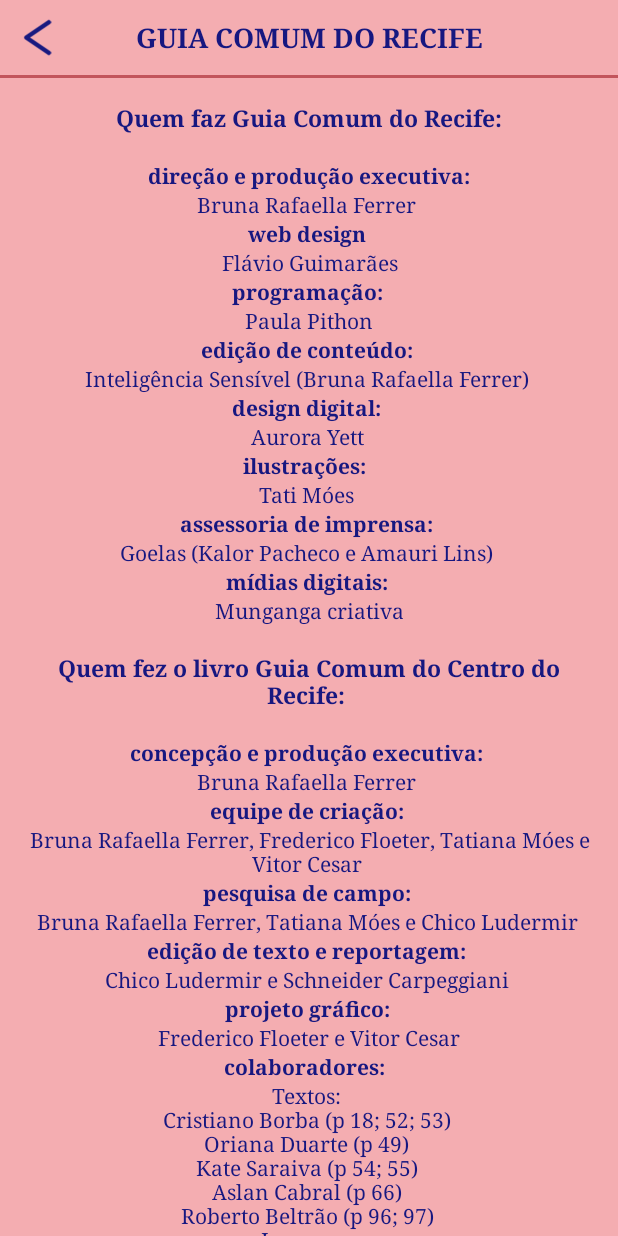
After one commit to paulapithon/GuiaComum, an Android app: the CreditosActivity screen opened directly, with no data from a screen before it, on a phone screen of 412 x 824 dp. The commit adds this screen. Run offline under Robolectric (Android 15) with nearby library versions, the phone set to English and light mode, and no system bars; our stand-ins replace ButterKnife.

Commit message:
Adicionar tela de créditos

```diff
--- /dev/null
+++ b/app/src/main/java/com/gov/guia/guiacomumdorecife/view/CreditosActivity.java
@@ -0,0 +1,22 @@
+package com.gov.guia.guiacomumdorecife.view;
+
+import android.support.v7.app.AppCompatActivity;
+import android.os.Bundle;
+
+import com.gov.guia.guiacomumdorecife.R;
+
+import butterknife.OnClick;
+
+public class CreditosActivity extends AppCompatActivity {
+
+    @Override
+    protected void onCreate(Bundle savedInstanceState) {
+        super.onCreate(savedInstanceState);
+        setContentView(R.layout.activity_creditos);
+    }
+
+    @OnClick(R.id.btn_voltar)
+    public void onBack () {
+        onBackPressed();
+    }
+}
--- a/app/src/main/java/com/gov/guia/guiacomumdorecife/view/MenuInicialActivity.java
+++ b/app/src/main/java/com/gov/guia/guiacomumdorecife/view/MenuInicialActivity.java
@@ -76,4 +76,9 @@
         return true;
     }
 
+    @OnClick(R.id.btn_creditos)
+    public void onCreditos () {
+        startActivity(new Intent(this, CreditosActivity.class));
+    }
+
 }
--- /dev/null
+++ b/app/src/main/res/layout/activity_creditos.xml
@@ -0,0 +1,377 @@
+<?xml version="1.0" encoding="utf-8"?>
+<android.support.constraint.ConstraintLayout xmlns:android="http://schemas.android.com/apk/res/android"
+    xmlns:app="http://schemas.android.com/apk/res-auto"
+    xmlns:tools="http://schemas.android.com/tools"
+    android:layout_width="match_parent"
+    android:layout_height="match_parent"
+    android:background="@color/rosa_claro"
+    tools:context="com.gov.guia.guiacomumdorecife.view.CreditosActivity">
+
+    <include
+        android:id="@+id/include2"
+        layout="@layout/cabecalho"
+        android:layout_width="0dp"
+        android:layout_height="wrap_content"
+        app:layout_constraintBottom_toBottomOf="parent"
+        app:layout_constraintEnd_toEndOf="parent"
+        app:layout_constraintStart_toStartOf="parent"
+        app:layout_constraintTop_toTopOf="parent"
+        app:layout_constraintVertical_bias="0.0" />
+
+    <ScrollView
+        android:layout_width="0dp"
+        android:layout_height="0dp"
+        android:layout_marginEnd="16dp"
+        android:layout_marginStart="16dp"
+        android:layout_marginTop="50dp"
+        app:layout_constraintBottom_toBottomOf="parent"
+        app:layout_constraintEnd_toEndOf="parent"
+        app:layout_constraintHorizontal_bias="0.0"
+        app:layout_constraintStart_toStartOf="parent"
+        app:layout_constraintTop_toTopOf="parent"
+        android:scrollbars="none">
+
+        <LinearLayout
+            android:layout_width="match_parent"
+            android:layout_height="wrap_content"
+            android:orientation="vertical">
+
+            <TextView
+                android:id="@+id/textView"
+                android:layout_width="match_parent"
+                android:layout_height="wrap_content"
+                android:fontFamily="serif"
+                android:text="\nQuem faz Guia Comum do Recife:\n"
+                android:textAlignment="center"
+                android:textColor="@color/azul_marinho"
+                android:textSize="15sp"
+                android:textStyle="bold" />
+
+            <TextView
+                android:id="@+id/textView2"
+                android:layout_width="match_parent"
+                android:layout_height="wrap_content"
+                android:fontFamily="serif"
+                android:text="direção e produção executiva:"
+                android:textAlignment="center"
+                android:textColor="@color/azul_marinho"
+                android:textStyle="bold" />
+
+            <TextView
+                android:id="@+id/textView6"
+                android:layout_width="match_parent"
+                android:layout_height="wrap_content"
+                android:fontFamily="serif"
+                android:text="Bruna Rafaella Ferrer "
+                android:textAlignment="center"
+                android:textColor="@color/azul_marinho" />
+
+            <TextView
+                android:id="@+id/textView7"
+                android:layout_width="match_parent"
+                android:layout_height="wrap_content"
+                android:fontFamily="serif"
+                android:text="web design "
+                android:textAlignment="center"
+                android:textColor="@color/azul_marinho"
+                android:textStyle="bold" />
+
+            <TextView
+                android:id="@+id/textView8"
+                android:layout_width="match_parent"
+                android:layout_height="wrap_content"
+                android:fontFamily="serif"
+                android:text="Flávio Guimarães"
+                android:textAlignment="center"
+                android:textColor="@color/azul_marinho" />
+
+            <TextView
+                android:id="@+id/textView16"
+                android:layout_width="match_parent"
+                android:layout_height="wrap_content"
+                android:fontFamily="serif"
+                android:text="programação: "
+                android:textAlignment="center"
+                android:textColor="@color/azul_marinho"
+                android:textStyle="bold" />
+
+            <TextView
+                android:id="@+id/textView17"
+                android:layout_width="match_parent"
+                android:layout_height="wrap_content"
+                android:fontFamily="serif"
+                android:text="Paula Pithon"
+                android:textAlignment="center"
+                android:textColor="@color/azul_marinho" />
+
+            <TextView
+                android:id="@+id/textView15"
+                android:layout_width="match_parent"
+                android:layout_height="wrap_content"
+                android:fontFamily="serif"
+                android:text="edição de conteúdo: "
+                android:textAlignment="center"
+                android:textColor="@color/azul_marinho"
+                android:textStyle="bold" />
+
+            <TextView
+                android:id="@+id/textView14"
+                android:layout_width="match_parent"
+                android:layout_height="wrap_content"
+                android:fontFamily="serif"
+                android:text="Inteligência Sensível (Bruna Rafaella Ferrer) "
+                android:textAlignment="center"
+                android:textColor="@color/azul_marinho" />
+
+            <TextView
+                android:id="@+id/textView13"
+                android:layout_width="match_parent"
+                android:layout_height="wrap_content"
+                android:fontFamily="serif"
+                android:text="design digital: "
+                android:textAlignment="center"
+                android:textColor="@color/azul_marinho"
+                android:textStyle="bold" />
+
+            <TextView
+                android:id="@+id/textView12"
+                android:layout_width="match_parent"
+                android:layout_height="wrap_content"
+                android:fontFamily="serif"
+                android:text="Aurora Yett "
+                android:textAlignment="center"
+                android:textColor="@color/azul_marinho" />
+
+            <TextView
+                android:id="@+id/textView11"
+                android:layout_width="match_parent"
+                android:layout_height="wrap_content"
+                android:fontFamily="serif"
+                android:text="ilustrações:  "
+                android:textAlignment="center"
+                android:textColor="@color/azul_marinho"
+                android:textStyle="bold" />
+
+            <TextView
+                android:id="@+id/textView10"
+                android:layout_width="match_parent"
+                android:layout_height="wrap_content"
+                android:fontFamily="serif"
+                android:text="Tati Móes "
+                android:textAlignment="center"
+                android:textColor="@color/azul_marinho" />
+
+            <TextView
+                android:id="@+id/textView9"
+                android:layout_width="match_parent"
+                android:layout_height="wrap_content"
+                android:fontFamily="serif"
+                android:text="assessoria de imprensa: "
+                android:textAlignment="center"
+                android:textColor="@color/azul_marinho"
+                android:textStyle="bold" />
+
+            <TextView
+                android:id="@+id/textView18"
+                android:layout_width="match_parent"
+                android:layout_height="wrap_content"
+                android:fontFamily="serif"
+                android:text="Goelas (Kalor Pacheco e Amauri Lins) "
+                android:textAlignment="center"
+                android:textColor="@color/azul_marinho" />
+
+            <TextView
+                android:id="@+id/textView19"
+                android:layout_width="match_parent"
+                android:layout_height="wrap_content"
+                android:fontFamily="serif"
+                android:text="mídias digitais: "
+                android:textAlignment="center"
+                android:textColor="@color/azul_marinho"
+                android:textStyle="bold" />
+
+            <TextView
+                android:id="@+id/textView20"
+                android:layout_width="match_parent"
+                android:layout_height="wrap_content"
+                android:fontFamily="serif"
+                android:text="Munganga criativa"
+                android:textAlignment="center"
+                android:textColor="@color/azul_marinho" />
+
+            <TextView
+                android:id="@+id/textView21"
+                android:layout_width="match_parent"
+                android:layout_height="wrap_content"
+                android:fontFamily="serif"
+                android:text="\nQuem fez o livro Guia Comum do Centro do Recife: \n"
+                android:textAlignment="center"
+                android:textColor="@color/azul_marinho"
+                android:textSize="15sp"
+                android:textStyle="bold" />
+
+            <TextView
+                android:id="@+id/textView22"
+                android:layout_width="match_parent"
+                android:layout_height="wrap_content"
+                android:fontFamily="serif"
+                android:text="concepção e produção executiva: "
+                android:textAlignment="center"
+                android:textColor="@color/azul_marinho"
+                android:textStyle="bold" />
+
+            <TextView
+                android:id="@+id/textView23"
+                android:layout_width="match_parent"
+                android:layout_height="wrap_content"
+                android:fontFamily="serif"
+                android:text="Bruna Rafaella Ferrer "
+                android:textAlignment="center"
+                android:textColor="@color/azul_marinho" />
+
+            <TextView
+                android:id="@+id/textView24"
+                android:layout_width="match_parent"
+                android:layout_height="wrap_content"
+                android:fontFamily="serif"
+                android:text="equipe de criação: "
+                android:textAlignment="center"
+                android:textColor="@color/azul_marinho"
+                android:textStyle="bold" />
+
+            <TextView
+                android:id="@+id/textView25"
+                android:layout_width="match_parent"
+                android:layout_height="wrap_content"
+                android:fontFamily="serif"
+                android:text="Bruna Rafaella Ferrer, Frederico Floeter, Tatiana Móes e Vitor Cesar "
+                android:textAlignment="center"
+                android:textColor="@color/azul_marinho" />
+
+            <TextView
+                android:id="@+id/textView26"
+                android:layout_width="match_parent"
+                android:layout_height="wrap_content"
+                android:fontFamily="serif"
+                android:text="pesquisa de campo: "
+                android:textAlignment="center"
+                android:textColor="@color/azul_marinho"
+                android:textStyle="bold" />
+
+            <TextView
+                android:id="@+id/textView27"
+                android:layout_width="match_parent"
+                android:layout_height="wrap_content"
+                android:fontFamily="serif"
+                android:text="Bruna Rafaella Ferrer, Tatiana Móes e Chico Ludermir "
+                android:textAlignment="center"
+                android:textColor="@color/azul_marinho" />
+
+            <TextView
+                android:id="@+id/textView28"
+                android:layout_width="match_parent"
+                android:layout_height="wrap_content"
+                android:fontFamily="serif"
+                android:text="edição de texto e reportagem: "
+                android:textAlignment="center"
+                android:textColor="@color/azul_marinho"
+                android:textStyle="bold" />
+
+            <TextView
+                android:id="@+id/textView29"
+                android:layout_width="match_parent"
+                android:layout_height="wrap_content"
+                android:fontFamily="serif"
+                android:text="Chico Ludermir e Schneider Carpeggiani "
+                android:textAlignment="center"
+                android:textColor="@color/azul_marinho" />
+
+            <TextView
+                android:id="@+id/textView30"
+                android:layout_width="match_parent"
+                android:layout_height="wrap_content"
+                android:fontFamily="serif"
+                android:text="projeto gráfico: "
+                android:textAlignment="center"
+                android:textColor="@color/azul_marinho"
+                android:textStyle="bold" />
+
+            <TextView
+                android:id="@+id/textView31"
+                android:layout_width="match_parent"
+                android:layout_height="wrap_content"
+                android:fontFamily="serif"
+                android:text="Frederico Floeter e Vitor Cesar"
+                android:textAlignment="center"
+                android:textColor="@color/azul_marinho" />
+
+            <TextView
+                android:id="@+id/textView32"
+                android:layout_width="match_parent"
+                android:layout_height="wrap_content"
+                android:fontFamily="serif"
+                android:text="colaboradores:  "
+                android:textAlignment="center"
+                android:textColor="@color/azul_marinho"
+                android:textStyle="bold" />
+
+            <TextView
+                android:id="@+id/textView33"
+                android:layout_width="match_parent"
+                android:layout_height="wrap_content"
+                android:fontFamily="serif"
+                android:text="Textos:
+\nCristiano Borba (p 18; 52; 53)
+\nOriana Duarte (p 49)
+\nKate Saraiva (p 54; 55)
+\nAslan Cabral (p 66)
+\nRoberto Beltrão (p 96; 97)
+\nImagens:
+\nFeliciano dos Prazeres (p 6; 19)
+\nHeitor Dutra (p 10; 11; 90)
+\nNathalia Queiroz (p 50)
+\nPedro Bezerra (p 9)
+\nTatiana Móes (p 1; 80; 81; 86; 110-111)
+\nPintura:
+\nRoberto Ploeg (p 77)
+\nFotografias:
+\nChico Ludermir (p 4; 7; 12-15; 20; 22-26; 28-30; 32; 33; 36; 37; 43; 44; 47-49; 60; 61; 65; 67; 68; 70; 71; 74; 82-85; 87; 88; 91-94; 98; 100-104; 106-109)
+\nDanilo Galvão (p 16; 34; 35; 39; 40; 72; 73)
+\nLeila Figueiredo (p 62; 63)
+\nTatiana Móes (p 58)
+\nMúsica/partitura:
+\nÂngela Maria/ Marcelo Campello (p 78; 79)"
+                android:textAlignment="center"
+                android:textColor="@color/azul_marinho" />
+
+            <TextView
+                android:id="@+id/textView34"
+                android:layout_width="match_parent"
+                android:layout_height="wrap_content"
+                android:fontFamily="serif"
+                android:text="\nRedes:\n"
+                android:textAlignment="center"
+                android:textColor="@color/azul_marinho"
+                android:textSize="15sp"
+                android:textStyle="bold" />
+
+            <TextView
+                android:id="@+id/textView35"
+                android:layout_width="match_parent"
+                android:layout_height="wrap_content"
+                android:fontFamily="serif"
+                android:text="Facebook:
+\nhttps://facebook.com/guiacomumdocentrodorecife
+\nInstagram:
+\n@guiacomumdorecife
+\nVimeo:
+\nhttps://vimeo.com/guiacomumdorecife
+\nTumblr:
+\nguiacomumdocentrodorecife.tumblr.com\n"
+                android:textAlignment="center"
+                android:textColor="@color/azul_marinho" />
+
+        </LinearLayout>
+    </ScrollView>
+
+</android.support.constraint.ConstraintLayout>
--- a/app/src/main/res/layout/activity_menu_inicial.xml
+++ b/app/src/main/res/layout/activity_menu_inicial.xml
@@ -60,5 +60,17 @@
         app:layout_constraintTop_toBottomOf="@+id/btn_participe"
         app:layout_constraintVertical_bias="1.0" />
 
+    <ImageButton
+        android:id="@+id/btn_creditos"
+        android:layout_width="40dp"
+        android:layout_height="25dp"
+        android:layout_marginEnd="8dp"
+        android:layout_marginTop="8dp"
+        android:background="@android:color/transparent"
+        android:scaleType="fitCenter"
+        app:layout_constraintEnd_toEndOf="parent"
+        app:layout_constraintTop_toTopOf="parent"
+        app:srcCompat="@drawable/dots" />
+
 
 </android.support.constraint.ConstraintLayout>
```
Also changed, not shown: app/src/main/AndroidManifest.xml (+8 -5 lines), app/src/main/res/drawable/dots.png (added).
